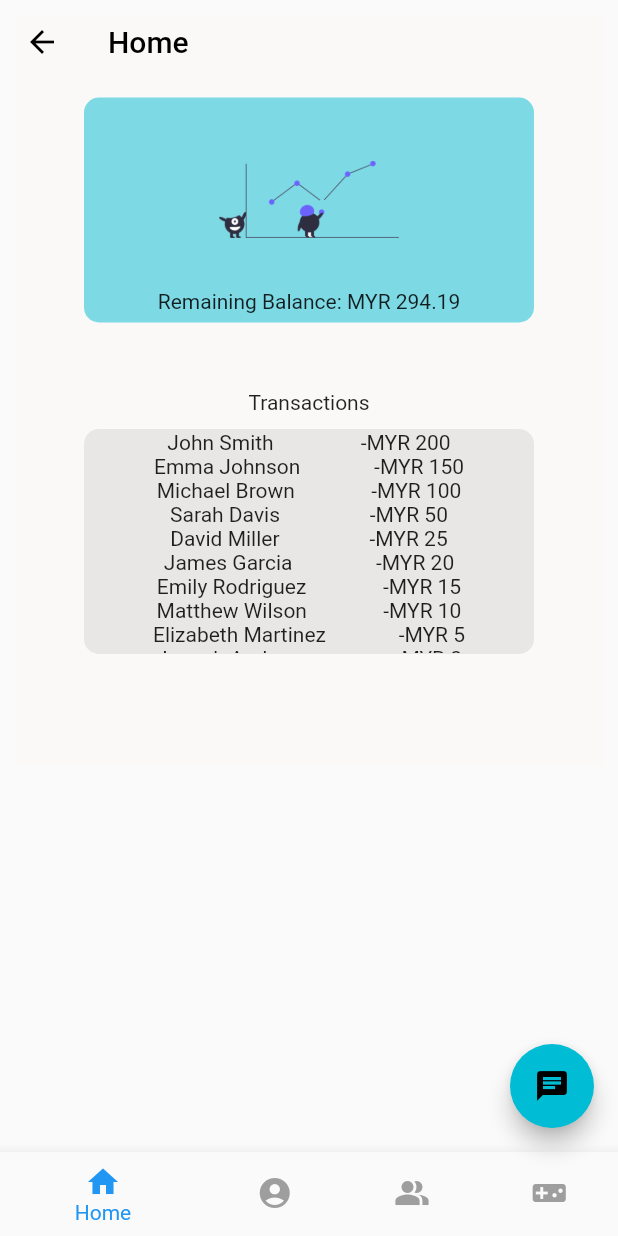
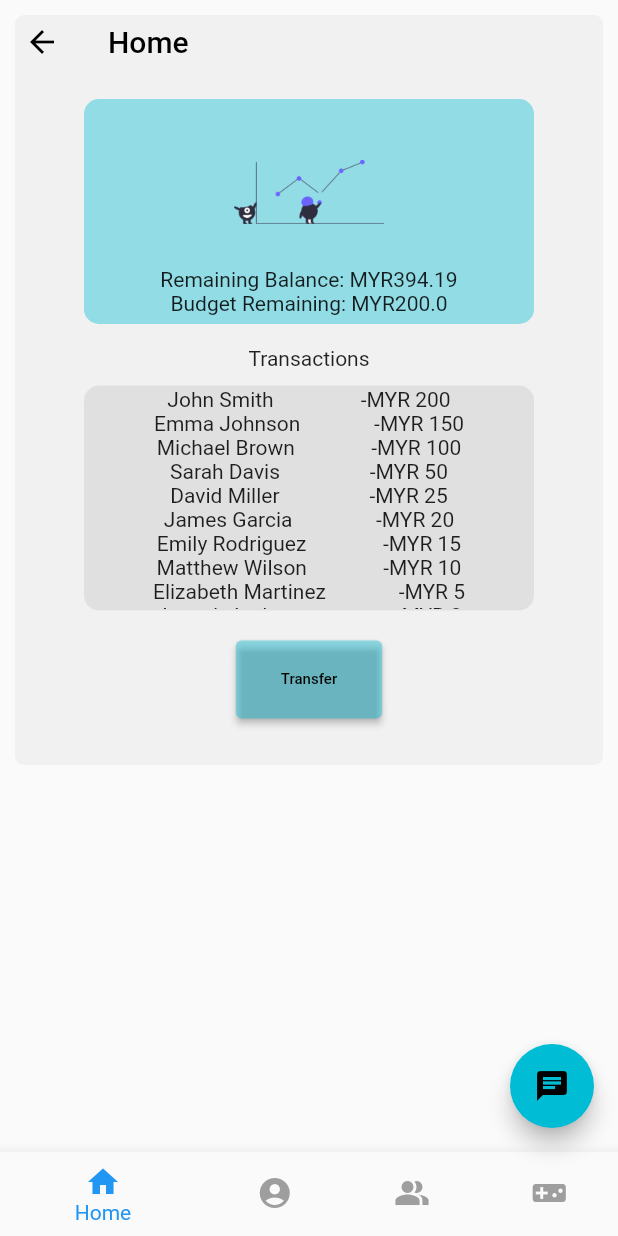
Before and after one commit to TheBlitzzz/hive_figh, a Flutter app: the MainPage screen opened directly, on a phone screen of 412 x 824 dp. Run offline on Flutter 3.47's test engine with Material 2 defaults, Android fonts, the phone set to English and light mode, and no system bars; missing offline and left inert: dart:ffi.

Commit message:
-added functional dynamic payment

```diff
--- a/lib/pages/HomePage.dart
+++ b/lib/pages/HomePage.dart
@@ -8,14 +8,82 @@ class HomePage extends StatefulWidget {
 }
 
 class _HomePageState extends State<HomePage> {
+  TextEditingController _textFieldController = TextEditingController();
+  // String codeDialog = '';
+  String valueText = '';
+  double totalBudget = 200;
+  double spendings = 0;
+  double money = 394.19;
+
+
+  Future<void> _displayTextInputDialog(BuildContext context) async {
+    return showDialog(
+        context: context,
+        builder: (context) {
+          return AlertDialog(
+            title: Text('Transfer Amount:'),
+            content: TextField(
+              onChanged: (value) {
+                setState(() {
+                  valueText = value;
+                });
+              },
+              controller: _textFieldController,
+              decoration: InputDecoration(hintText: "Amount "),
+            ),
+            actions: <Widget>[
+              Row(
+                mainAxisAlignment: MainAxisAlignment.spaceEvenly,
+                children: [
+                ElevatedButton(
+                  style: ElevatedButton.styleFrom(
+                      backgroundColor: Colors.red.withOpacity(0.4),
+                      padding: EdgeInsets.symmetric(horizontal: 20, vertical: 20)),
+                  child: Text('Cancel'),
+                  onPressed: () {
+                    setState(() {
+                      Navigator.pop(context);
+                    });
+                  },
+                ),
+                ElevatedButton(
+                  style: ElevatedButton.styleFrom(
+                      backgroundColor: Colors.red.withOpacity(0.4),
+                      padding: EdgeInsets.symmetric(horizontal: 20, vertical: 20)),
+                  child: Text('Confirm'),
+                  onPressed: () {
+                    setState(() {
+                      // codeDialog = valueText;
+                      spendings += double.parse(valueText);
+                      updateMoneySpent(double.parse(valueText));
+                      Navigator.pop(context);
+                    });
+                  },
+                ),
+              ],)
+
+
+            ],
+          );
+        });
+  }
+
   @override
   Widget build(BuildContext context) {
     return Center(
       child: Column(
         children: [
           Container(
+              decoration: BoxDecoration(
+                  color: Colors.grey.withOpacity(0.1),
+
+                  border: Border.all(
+                    color: Colors.cyan.withOpacity(0),
+                  ),
+                  borderRadius: BorderRadius.all(Radius.circular(6))
+              ),
             margin: const EdgeInsets.all(10.0),
-            color: Colors.amber.withOpacity(0.01),
+
             width: 1000.0,
             height: 500.0,
             alignment: Alignment.topCenter,
@@ -24,7 +92,7 @@ class _HomePageState extends State<HomePage> {
                   SizedBox(height: 45.0),
                   Container(
                       decoration: BoxDecoration(
-                          color: Colors.cyan.withOpacity(0.5),
+                          color: Colors.cyan.withOpacity(0.4),
 
                           border: Border.all(
                             color: Colors.cyan.withOpacity(0),
@@ -38,14 +106,15 @@ class _HomePageState extends State<HomePage> {
                       mainAxisAlignment: MainAxisAlignment.end,
                       children: [
                         Image(image: AssetImage('assets/images/graph.png'),
-                          height: 120,
-                          width: 120,),
-                        Text("Remaining Balance: MYR 294.19"),
+                          height: 100,
+                          width: 100,),
+                        Text("Remaining Balance: MYR"+ money.toString()),
+                        Text("Budget Remaining: MYR" + (totalBudget).toString()),
                         SizedBox(height:5)
                       ],
                     )
                   ),
-                  SizedBox(height:35),
+                  SizedBox(height:5),
                   Text("Transactions"),
                   Container(
                       decoration: BoxDecoration(
@@ -164,6 +233,17 @@ class _HomePageState extends State<HomePage> {
                             ],
                       ))
                   ),
+                  SizedBox(height:10),
+                  ElevatedButton(
+                    child: Text('Transfer', style: TextStyle(fontSize: 10.0),),
+                    onPressed: () {
+                      _displayTextInputDialog(context);
+                    },
+                    style: ElevatedButton.styleFrom(
+                        backgroundColor: Colors.cyan.withOpacity(0.4),
+                        padding: EdgeInsets.symmetric(horizontal: 30, vertical: 20)),
+                  ),
+
                 ]
             )
 
@@ -173,4 +253,12 @@ class _HomePageState extends State<HomePage> {
       ),
     );
   }
+
+  void updateMoneySpent(double spent){
+      money -= spent;
+      totalBudget -= spent;
+      if(totalBudget <= 0){
+        //ai.prompt();
+      }
+  }
 }
```
